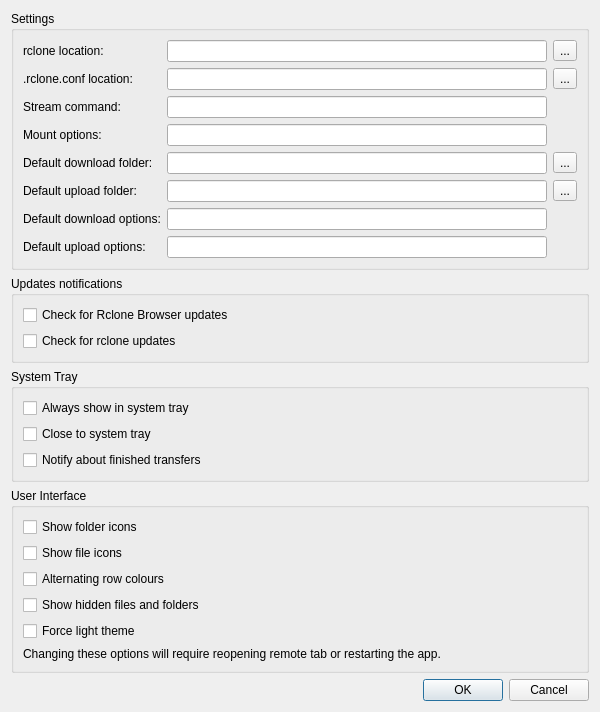
Qt form src/preferences_dialog.ui (SysAdminDoc/RcloneBrowserNG) before a commit.
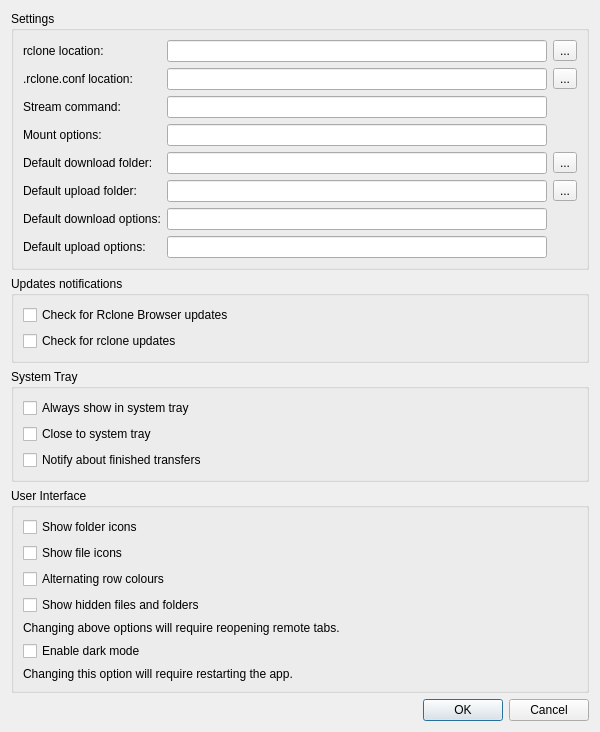
The same form after that commit.

Commit message: dark mode for all

Patch:
```diff
--- a/src/preferences_dialog.ui
+++ b/src/preferences_dialog.ui
@@ -211,10 +211,17 @@
       <string>User Interface</string>
      </property>
      <layout class="QGridLayout" name="gridLayout">
-      <item row="6" column="0" colspan="3">
+      <item row="5" column="0" colspan="3">
        <widget class="QLabel" name="info">
         <property name="text">
-         <string>Changing these options will require reopening remote tab or restarting the app.</string>
+         <string>Changing above options will require reopening remote tabs.</string>
+        </property>
+       </widget>
+      </item>
+      <item row="7" column="0" colspan="3">
+       <widget class="QLabel" name="darkMode_info">
+        <property name="text">
+         <string>Changing this option will require restarting the app.</string>
         </property>
        </widget>
       </item>
@@ -258,10 +265,10 @@
         </property>
        </widget>
       </item>
-      <item row="5" column="0">
-       <widget class="QCheckBox" name="forceLightMode">
+      <item row="6" column="0">
+       <widget class="QCheckBox" name="darkMode">
         <property name="text">
-         <string>Force light theme</string>
+         <string>Enable dark mode</string>
         </property>
        </widget>
       </item>
```
Left out of the diff: 2 changed lines with no effect on the pictures. The commit also changes 4 other files.
